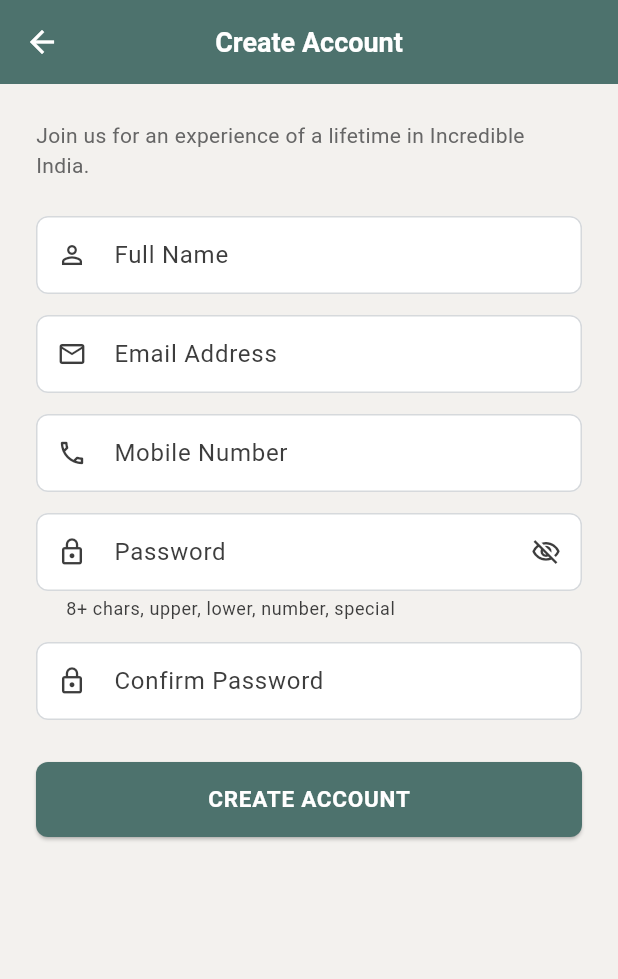
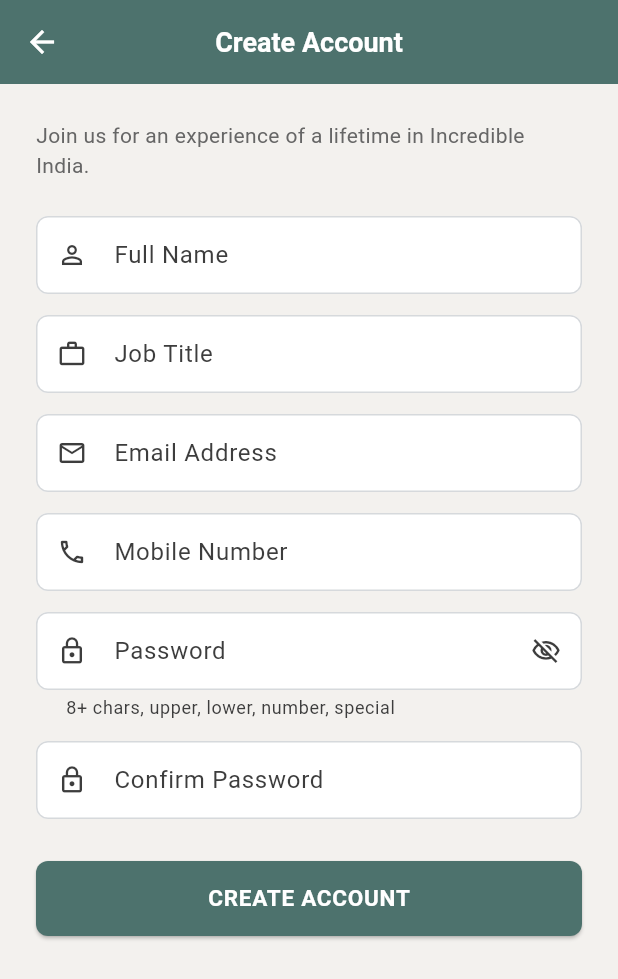
Before and after one commit to devcreation/audley_app, a Flutter app: the RegisterScreen screen opened directly, on a phone screen of 412 x 824 dp. Shown: the top 979 px of the screen. Run offline on Flutter 3.47's test engine with Material 3 defaults, Android fonts, the phone set to English and light mode, and no system bars; our stand-ins replace cached_network_image, dio, flutter_riverpod, hive_flutter; accounts and stored records are empty; Roboto replaces fonts that are missing (SourceSans3).

Commit message:
Add files via upload

```diff
--- a/lib/screens/auth/register_screen.dart
+++ b/lib/screens/auth/register_screen.dart
@@ -13,6 +13,7 @@ class RegisterScreen extends ConsumerStatefulWidget {
 class _RegisterScreenState extends ConsumerState<RegisterScreen> {
   final _formKey = GlobalKey<FormState>();
   final _nameCtrl = TextEditingController();
+  final _jobTitleCtrl = TextEditingController();
   final _emailCtrl = TextEditingController();
   final _mobileCtrl = TextEditingController();
   final _passCtrl = TextEditingController();
@@ -23,6 +24,7 @@ class _RegisterScreenState extends ConsumerState<RegisterScreen> {
   @override
   void dispose() {
     _nameCtrl.dispose();
+    _jobTitleCtrl.dispose();
     _emailCtrl.dispose();
     _mobileCtrl.dispose();
     _passCtrl.dispose();
@@ -37,7 +39,7 @@ class _RegisterScreenState extends ConsumerState<RegisterScreen> {
 
     final result = await ref.read(authProvider.notifier).register(
           _nameCtrl.text.trim(),
-          '',
+          _jobTitleCtrl.text.trim(),
           _emailCtrl.text.trim(),
           _mobileCtrl.text.trim(),
           _passCtrl.text,
@@ -91,6 +93,18 @@ class _RegisterScreenState extends ConsumerState<RegisterScreen> {
                   ),
                   validator: (v) =>
                       (v == null || v.trim().length < 2) ? 'Name required' : null,
+                ),
+                const SizedBox(height: 14),
+
+                TextFormField(
+                  controller: _jobTitleCtrl,
+                  textInputAction: TextInputAction.next,
+                  decoration: const InputDecoration(
+                    labelText: 'Job Title',
+                    prefixIcon: Icon(Icons.work_outline, size: 20),
+                  ),
+                  validator: (v) =>
+                      (v == null || v.trim().isEmpty) ? 'Job title required' : null,
                 ),
                 const SizedBox(height: 14),
 
```
Also changed, not shown: lib/data/models/models.dart (+11 -1 lines), lib/screens/home/home_screen.dart (+14 -0 lines).
